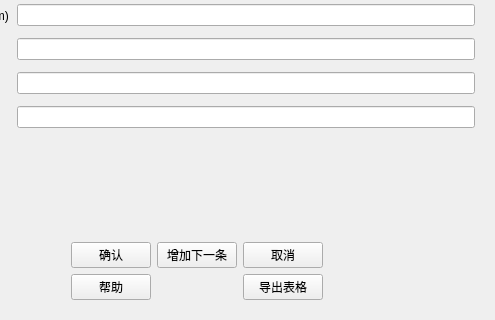
This is source/page_input_param.ui in liangtie/carbon-sink-calculation as Qt 5 draws it before an edit; both pictures show x 101 to 596 and y 288 to 608 of the 596 by 608 pixel window. The edited form follows.
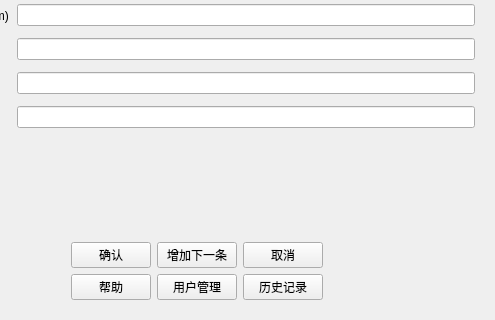
This is the edited form.

```diff
--- a/source/page_input_param.ui
+++ b/source/page_input_param.ui
@@ -275,7 +275,7 @@
         <item row="3" column="2">
          <widget class="QPushButton" name="btnExportExcel">
           <property name="text">
-           <string>导出表格</string>
+           <string>历史记录</string>
           </property>
          </widget>
         </item>
@@ -293,6 +293,13 @@
           </property>
          </widget>
         </item>
+        <item row="3" column="1">
+         <widget class="QPushButton" name="btnUserMgr">
+          <property name="text">
+           <string>用户管理</string>
+          </property>
+         </widget>
+        </item>
        </layout>
       </item>
       <item>
```
Left out of the diff: 2 changed lines with no effect on the pictures.
